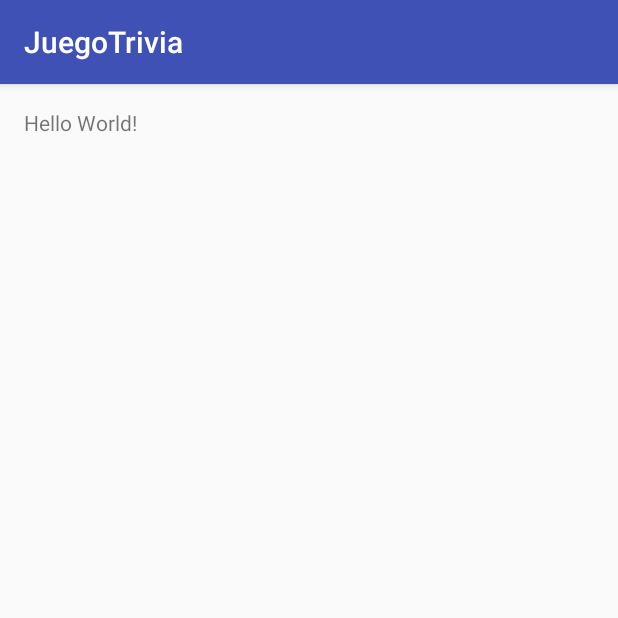
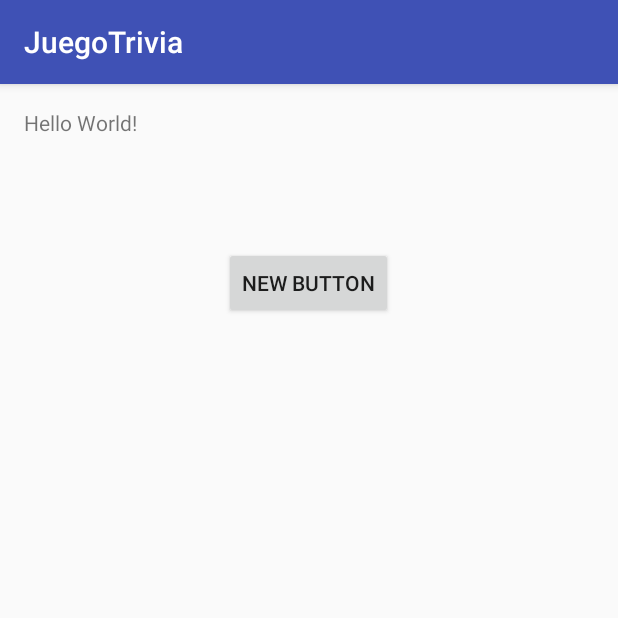
Before and after one commit to victor14818/JuegoTrivia, an Android app: the screen it shows after launch (MainActivity), on a phone screen of 412 x 824 dp, the top half of it. Run offline under Robolectric (Android 15) with nearby library versions, the phone set to English and light mode, and no system bars.

Commit message:
2da version

```diff
--- a/app/src/main/res/layout/activity_main.xml
+++ b/app/src/main/res/layout/activity_main.xml
@@ -12,5 +12,15 @@
     <TextView
         android:layout_width="wrap_content"
         android:layout_height="wrap_content"
-        android:text="Hello World!" />
+        android:text="Hello World!"
+        android:id="@+id/textView" />
+
+    <Button
+        android:layout_width="wrap_content"
+        android:layout_height="wrap_content"
+        android:text="New Button"
+        android:id="@+id/button"
+        android:layout_below="@+id/textView"
+        android:layout_centerHorizontal="true"
+        android:layout_marginTop="73dp" />
 </RelativeLayout>
```
